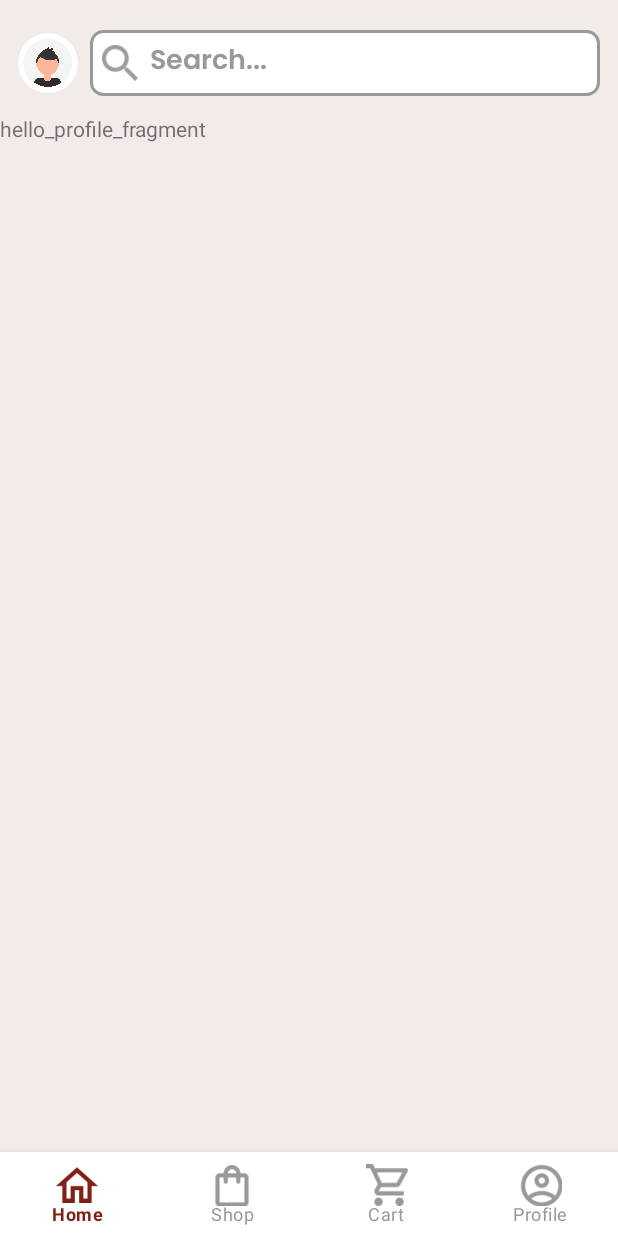
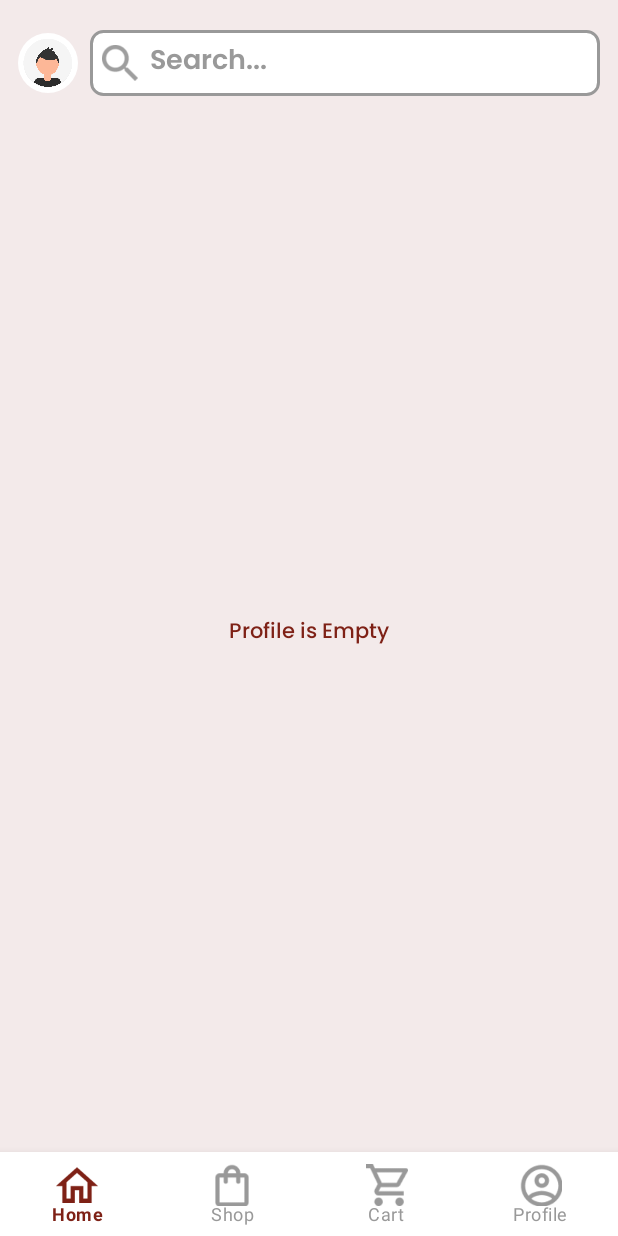
Before and after one commit to thecodework/ArProject, an Android app: the fragment ProfileFragment placed in its activity, on a phone screen of 412 x 824 dp. Run offline under Robolectric (Android 15) with nearby library versions, the phone set to English and light mode, and no system bars; our stand-ins replace data binding; plain views replace CircularImageView.

Commit message:
added text is cart and profile fragment

```diff
--- a/app/src/main/res/layout/fragment_profile.xml
+++ b/app/src/main/res/layout/fragment_profile.xml
@@ -4,10 +4,13 @@
     android:layout_width="match_parent"
     android:layout_height="match_parent">
 
-    <!-- TODO: Update blank fragment layout -->
     <TextView
         android:layout_width="match_parent"
         android:layout_height="match_parent"
-        android:text="hello_profile_fragment" />
+        android:gravity="center_horizontal|center_vertical"
+        android:text="Profile is Empty"
+        android:fontFamily="@font/poppins_medium"
+        android:textColor="@color/Brown"
+        android:textSize="14sp" />
 
 </FrameLayout>
```
Also changed, not shown: app/src/main/res/layout/fragment_cart.xml (+7 -4 lines).
